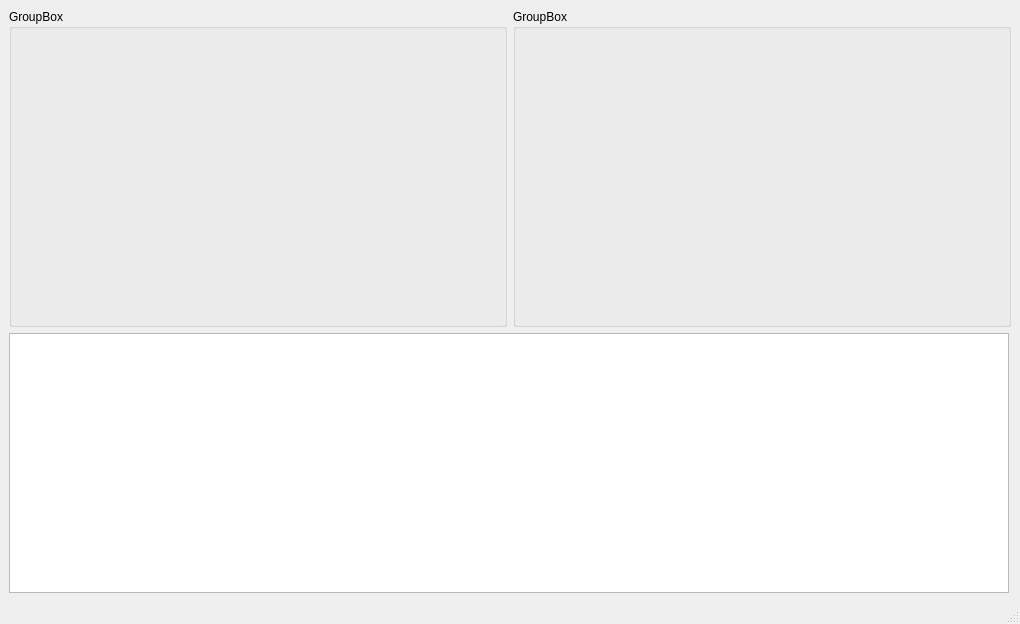
This is tools/calibrator/src/MainWindow.ui in atuleu/giant-midi-keyboard as Qt 5 draws it before an edit. The edited form follows.
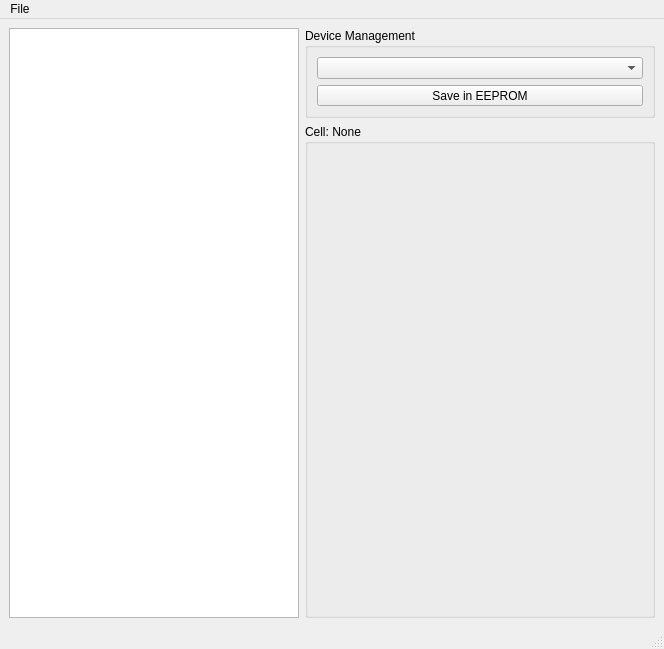
This is the edited form.

Commit message: Remade the interface

```diff
--- a/tools/calibrator/src/MainWindow.ui
+++ b/tools/calibrator/src/MainWindow.ui
@@ -6,13 +6,19 @@
    <rect>
     <x>0</x>
     <y>0</y>
-    <width>1020</width>
-    <height>624</height>
+    <width>664</width>
+    <height>649</height>
    </rect>
   </property>
+  <property name="minimumSize">
+   <size>
+    <width>0</width>
+    <height>0</height>
+   </size>
+  </property>
   <property name="maximumSize">
    <size>
-    <width>1020</width>
+    <width>16777215</width>
     <height>16777215</height>
    </size>
   </property>
@@ -21,32 +27,80 @@
   </property>
   <widget class="QWidget" name="centralwidget">
    <layout class="QGridLayout" name="gridLayout">
-    <item row="0" column="0">
-     <widget class="QGroupBox" name="groupBox">
-      <property name="title">
-       <string>GroupBox</string>
-      </property>
-     </widget>
-    </item>
     <item row="0" column="1">
-     <widget class="QGroupBox" name="groupBox_2">
-      <property name="title">
-       <string>GroupBox</string>
+     <widget class="QGroupBox" name="deviceBox">
+      <property name="sizePolicy">
+       <sizepolicy hsizetype="Minimum" vsizetype="Maximum">
+        <horstretch>0</horstretch>
+        <verstretch>0</verstretch>
+       </sizepolicy>
       </property>
-     </widget>
-    </item>
-    <item row="1" column="0" colspan="2">
-     <widget class="QGraphicsView" name="graphicsView">
       <property name="minimumSize">
        <size>
+        <width>350</width>
+        <height>0</height>
+       </size>
+      </property>
+      <property name="maximumSize">
+       <size>
+        <width>350</width>
+        <height>16777215</height>
+       </size>
+      </property>
+      <property name="baseSize">
+       <size>
         <width>0</width>
         <height>0</height>
        </size>
       </property>
+      <property name="title">
+       <string>Device Management</string>
+      </property>
+      <layout class="QVBoxLayout" name="verticalLayout">
+       <item>
+        <widget class="QComboBox" name="comboBox"/>
+       </item>
+       <item>
+        <widget class="QToolButton" name="toolButton">
+         <property name="enabled">
+          <bool>true</bool>
+         </property>
+         <property name="sizePolicy">
+          <sizepolicy hsizetype="Expanding" vsizetype="Preferred">
+           <horstretch>0</horstretch>
+           <verstretch>0</verstretch>
+          </sizepolicy>
+         </property>
+         <property name="text">
+          <string>Save in EEPROM</string>
+         </property>
+         <property name="checkable">
+          <bool>false</bool>
+         </property>
+        </widget>
+       </item>
+      </layout>
+     </widget>
+    </item>
+    <item row="1" column="1">
+     <widget class="QGroupBox" name="cellBox">
+      <property name="title">
+       <string>Cell: None</string>
+      </property>
+     </widget>
+    </item>
+    <item row="0" column="0" rowspan="2">
+     <widget class="QTableWidget" name="tableWidget">
+      <property name="sizePolicy">
+       <sizepolicy hsizetype="Minimum" vsizetype="Expanding">
+        <horstretch>0</horstretch>
+        <verstretch>0</verstretch>
+       </sizepolicy>
+      </property>
       <property name="maximumSize">
        <size>
-        <width>1000</width>
-        <height>260</height>
+        <width>16777215</width>
+        <height>16777215</height>
        </size>
       </property>
      </widget>
@@ -58,10 +112,20 @@
     <rect>
      <x>0</x>
      <y>0</y>
-     <width>1020</width>
+     <width>664</width>
      <height>25</height>
     </rect>
    </property>
+   <widget class="QMenu" name="menuFile">
+    <property name="title">
+     <string>File</string>
+    </property>
+    <addaction name="actionRefresh"/>
+    <addaction name="actionSave_in_EEPROM"/>
+    <addaction name="separator"/>
+    <addaction name="actionQuit"/>
+   </widget>
+   <addaction name="menuFile"/>
   </widget>
   <widget class="QStatusBar" name="statusbar"/>
  </widget>
```
Left out of the diff: 27 changed lines with no effect on the pictures. The commit also changes 2 other files.
